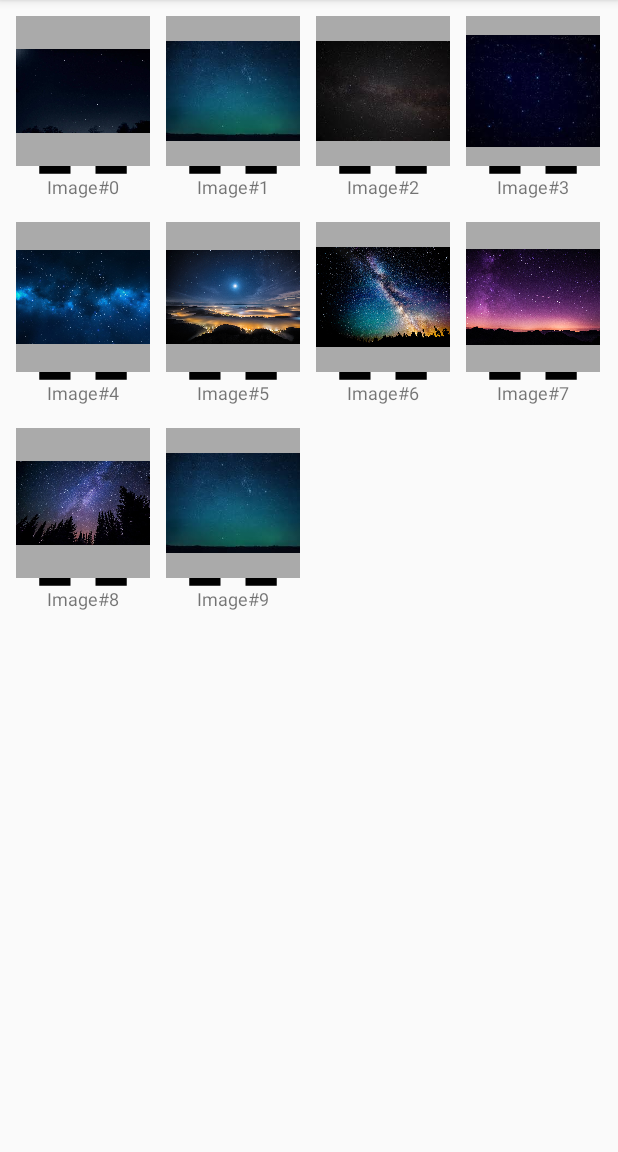
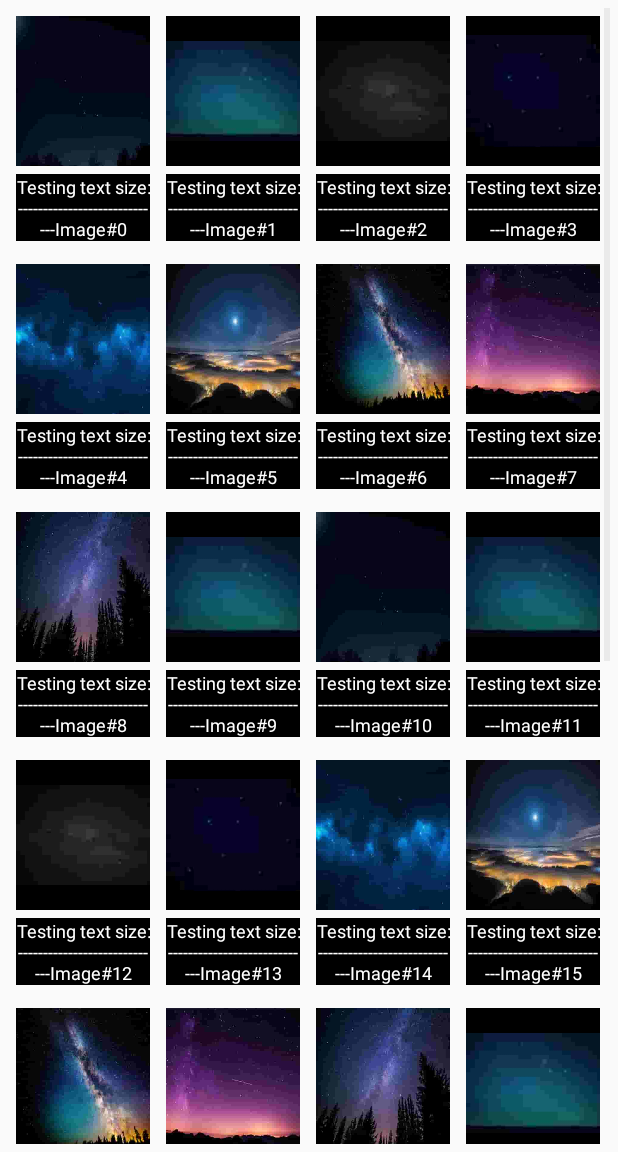
Before and after one commit to antunmod/TravelPacking, an Android app: the WardrobeActivity screen opened directly, with no data from a screen before it, on a phone screen of 412 x 824 dp, the part 84-1236 px from its top. Run offline under Robolectric (Android 15) with nearby library versions, the phone set to English and light mode, and no system bars.

Commit message:
Image gallery working
The gallery is slow and is reading dummy images which were shrunken to enhance speed

```diff
--- a/app/src/main/AndroidManifest.xml
+++ b/app/src/main/AndroidManifest.xml
@@ -8,7 +8,10 @@
         android:label="@string/app_name"
         android:roundIcon="@mipmap/ic_launcher_round"
         android:supportsRtl="true"
-        android:theme="@style/AppTheme">
+        android:theme="@style/AppTheme"
+        android:hardwareAccelerated="false"
+        android:largeHeap="true">
+
         <activity android:name=".MainActivity">
             <intent-filter>
                 <action android:name="android.intent.action.MAIN" />
--- a/app/src/main/java/antunmod/projects/travelpacking/WardrobeActivity.java
+++ b/app/src/main/java/antunmod/projects/travelpacking/WardrobeActivity.java
@@ -3,6 +3,7 @@ package antunmod.projects.travelpacking;
 import android.content.res.TypedArray;
 import android.graphics.Bitmap;
 import android.graphics.BitmapFactory;
+import android.graphics.Matrix;
 import android.support.v7.app.AppCompatActivity;
 import android.os.Bundle;
 import android.widget.GridView;
@@ -26,10 +27,28 @@ public class WardrobeActivity extends AppCompatActivity {
     private ArrayList<ImageItem> getData() {
         final ArrayList<ImageItem> imageItems = new ArrayList<>();
         TypedArray imgs = getResources().obtainTypedArray(R.array.image_ids);
-        for (int i = 0; i < imgs.length(); i++) {
-            Bitmap bitmap = BitmapFactory.decodeResource(getResources(), imgs.getResourceId(i, -1));
-            imageItems.add(new ImageItem(bitmap, "Image#" + i));
+        for (int i = 0; i < 3*imgs.length(); i++) {
+            Bitmap bitmap = BitmapFactory.decodeResource(getResources(), imgs.getResourceId(i%imgs.length(), -1));
+            //bitmap = getResizedBitmap(bitmap, 200, 200);
+            imageItems.add(new ImageItem(bitmap, "Testing text size: -----------------------------Image#" + i));
         }
         return imageItems;
     }
+
+    public Bitmap getResizedBitmap(Bitmap bm, int newWidth, int newHeight) {
+        int width = bm.getWidth();
+        int height = bm.getHeight();
+        float scaleWidth = ((float) newWidth) / width;
+        float scaleHeight = ((float) newHeight) / height;
+        // CREATE A MATRIX FOR THE MANIPULATION
+        Matrix matrix = new Matrix();
+        // RESIZE THE BIT MAP
+        matrix.postScale(scaleWidth, scaleHeight);
+
+        // "RECREATE" THE NEW BITMAP
+        Bitmap resizedBitmap = Bitmap.createBitmap(
+                bm, 0, 0, width, height, matrix, false);
+        bm.recycle();
+        return resizedBitmap;
+    }
 }
--- a/app/src/main/res/layout/activity_wardrobe.xml
+++ b/app/src/main/res/layout/activity_wardrobe.xml
@@ -1,10 +1,7 @@
 <?xml version="1.0" encoding="utf-8"?>
 <RelativeLayout xmlns:android="http://schemas.android.com/apk/res/android"
-    xmlns:app="http://schemas.android.com/apk/res-auto"
-    xmlns:tools="http://schemas.android.com/tools"
     android:layout_width="match_parent"
-    android:layout_height="match_parent"
-    tools:context="antunmod.projects.travelpacking.WardrobeActivity">
+    android:layout_height="match_parent">
 
     <GridView
         android:id="@+id/gridView"
--- a/app/src/main/res/layout/grid_item_layout.xml
+++ b/app/src/main/res/layout/grid_item_layout.xml
@@ -3,7 +3,6 @@
     android:layout_width="wrap_content"
     android:layout_height="wrap_content"
     android:layout_marginTop="5dp"
-    android:background="@drawable/ic_home_black_24dp"
     android:orientation="vertical"
     android:padding="5dp">
 
@@ -11,14 +10,17 @@
         android:id="@+id/image"
         android:layout_width="100dp"
         android:layout_height="100dp"
-        android:background="@android:color/darker_gray" />
+        android:background="@android:color/black" />
 
     <TextView
         android:id="@+id/text"
         android:layout_width="fill_parent"
         android:layout_height="wrap_content"
         android:layout_marginTop="5dp"
+        android:background="@android:color/background_dark"
         android:gravity="center"
-        android:textSize="12sp" />
+        android:textColor="@android:color/white"
+        android:textSize="12sp"
+        android:inputType="textMultiLine"/>
 
 </LinearLayout>
```
Also changed, not shown: app/src/main/res/drawable/image_1.jpg, app/src/main/res/drawable/image_2.jpg, app/src/main/res/drawable/image_3.jpg, app/src/main/res/drawable/image_4.jpg, app/src/main/res/drawable/image_5.jpg, app/src/main/res/drawable/image_6.jpg, app/src/main/res/drawable/image_7.jpeg (deleted), app/src/main/res/drawable/image_7.jpg (added), app/src/main/res/drawable/image_8.jpg, app/src/main/res/drawable/image_9.jpg.
